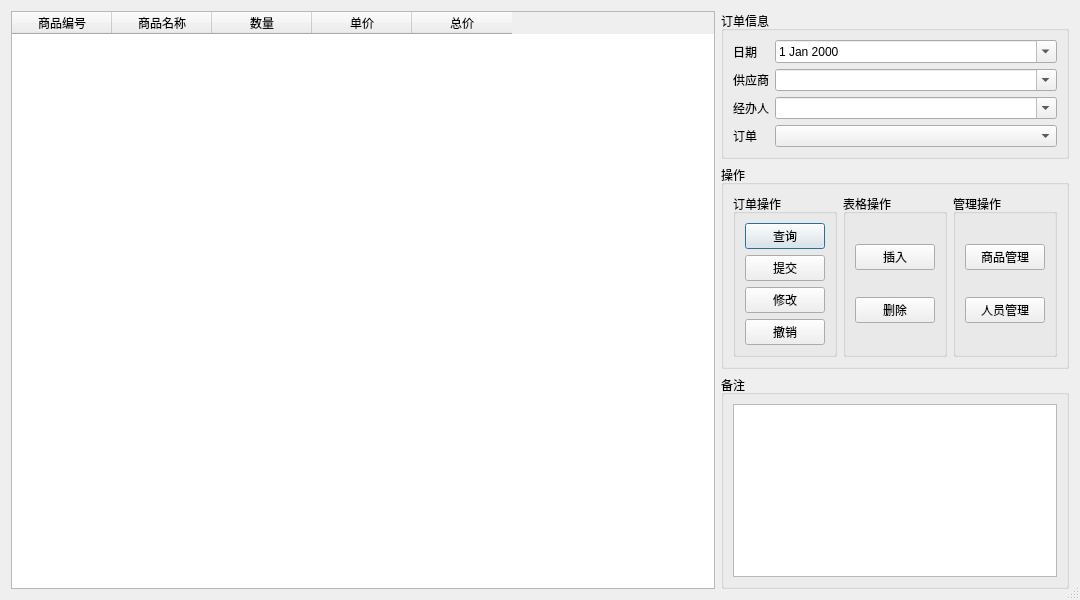
Above: FrmBuyOrder.ui from linchengyuan/db before the change. Below: the same form after it.
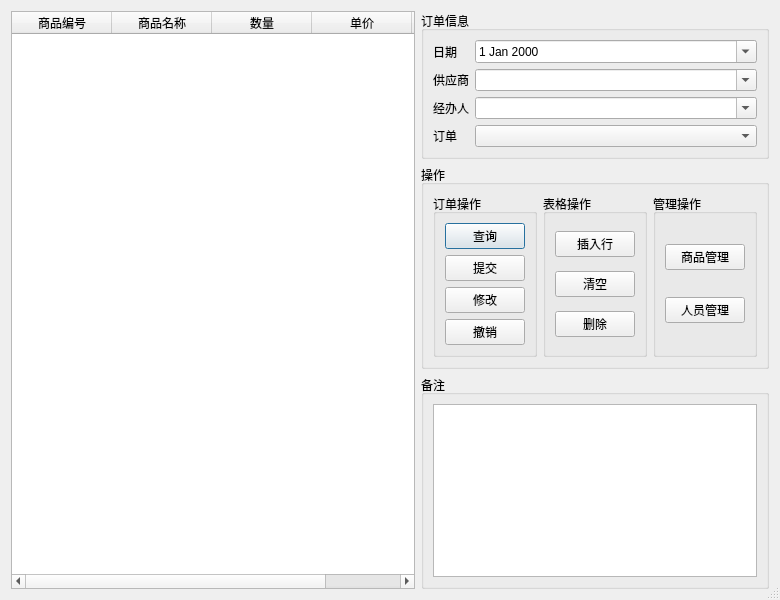
That is the form after the change.

Commit message: fix: 修改sale order的快递模块

What changed in the file:
```diff
--- a/FrmBuyOrder.ui
+++ b/FrmBuyOrder.ui
@@ -9,7 +9,7 @@
    <rect>
     <x>0</x>
     <y>0</y>
-    <width>1080</width>
+    <width>780</width>
     <height>600</height>
    </rect>
   </property>
@@ -256,13 +256,20 @@
             </sizepolicy>
            </property>
            <property name="text">
-            <string>插入</string>
+            <string>插入行</string>
            </property>
            <property name="checkable">
             <bool>false</bool>
            </property>
           </widget>
          </item>
+         <item>
+          <widget class="QPushButton" name="pushButton_9">
+           <property name="text">
+            <string>清空</string>
+           </property>
+          </widget>
+         </item>
          <item>
           <widget class="QPushButton" name="pushButton_3">
            <property name="sizePolicy">
```
The commit also changes 2 other files.
